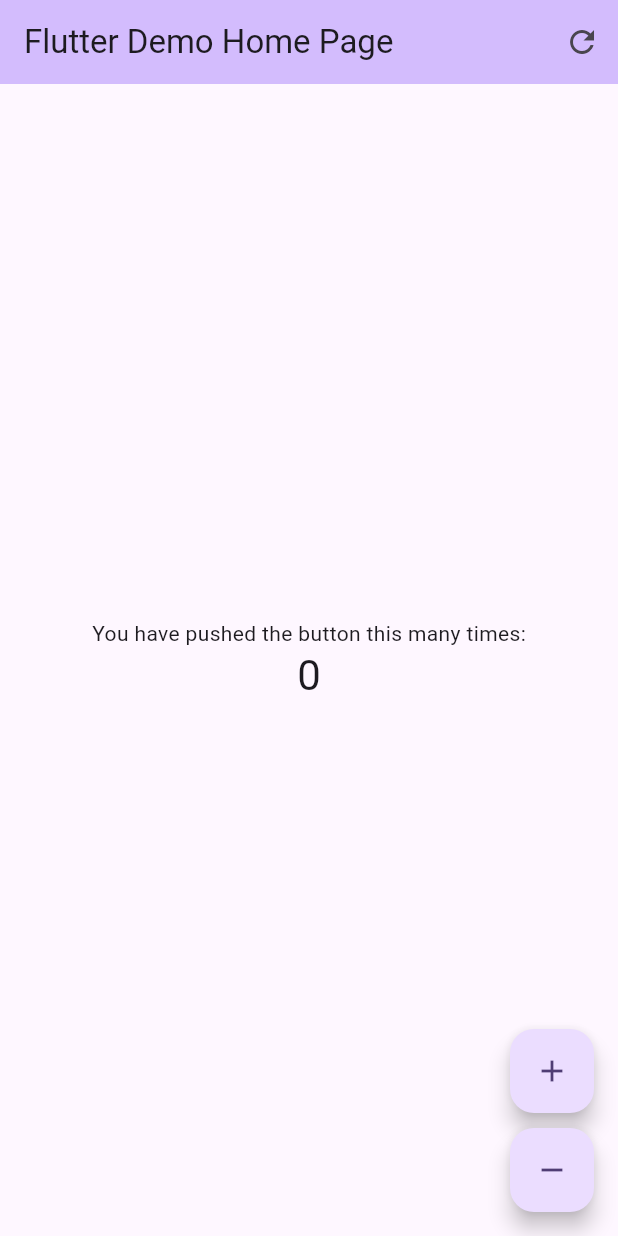
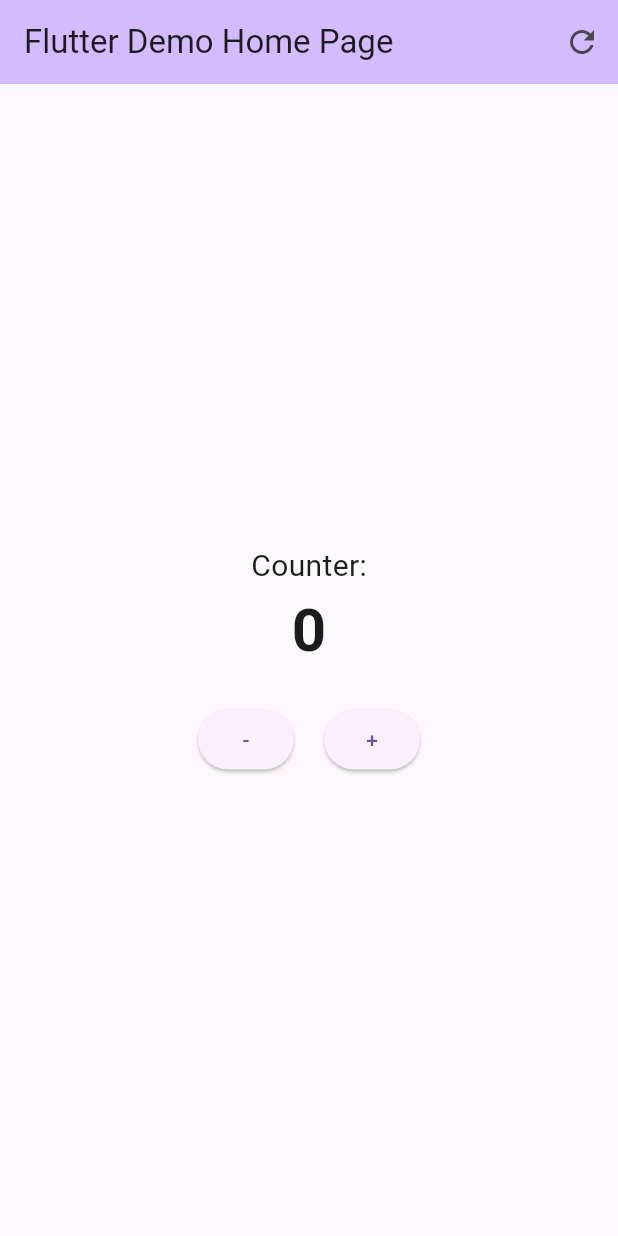
Before and after one commit to yahia-safwatali/counterly, a Flutter app: the screen it shows after launch, on a phone screen of 412 x 824 dp. Run offline on Flutter 3.47's test engine with Material 3 defaults, Android fonts, the phone set to English and light mode, and no system bars.

Commit message:
Refactored UI, integrated counter functionality directly

```diff
--- a/lib/main.dart
+++ b/lib/main.dart
@@ -7,28 +7,12 @@ void main() {
 class MyApp extends StatelessWidget {
   const MyApp({super.key});
 
-  // This widget is the root of your application.
   @override
   Widget build(BuildContext context) {
     return MaterialApp(
       debugShowCheckedModeBanner: false,
       title: 'Flutter Demo',
       theme: ThemeData(
-        // This is the theme of your application.
-        //
-        // TRY THIS: Try running your application with "flutter run". You'll see
-        // the application has a purple toolbar. Then, without quitting the app,
-        // try changing the seedColor in the colorScheme below to Colors.green
-        // and then invoke "hot reload" (save your changes or press the "hot
-        // reload" button in a Flutter-supported IDE, or press "r" if you used
-        // the command line to start the app).
-        //
-        // Notice that the counter didn't reset back to zero; the application
-        // state is not lost during the reload. To reset the state, use hot
-        // restart instead.
-        //
-        // This works for code too, not just values: Most code changes can be
-        // tested with just a hot reload.
         colorScheme: ColorScheme.fromSeed(seedColor: Colors.deepPurple),
         useMaterial3: true,
       ),
@@ -39,15 +23,6 @@ class MyApp extends StatelessWidget {
 
 class MyHomePage extends StatefulWidget {
   const MyHomePage({super.key, required this.title});
-
-  // This widget is the home page of your application. It is stateful, meaning
-  // that it has a State object (defined below) that contains fields that affect
-  // how it looks.
-
-  // This class is the configuration for the state. It holds the values (in this
-  // case the title) provided by the parent (in this case the App widget) and
-  // used by the build method of the State. Fields in a Widget subclass are
-  // always marked "final".
 
   final String title;
 
@@ -60,53 +35,27 @@ class _MyHomePageState extends State<MyHomePage> {
 
   void _incrementCounter() {
     setState(() {
-      // This call to setState tells the Flutter framework that something has
-      // changed in this State, which causes it to rerun the build method below
-      // so that the display can reflect the updated values. If we changed
-      // _counter without calling setState(), then the build method would not be
-      // called again, and so nothing would appear to happen.
       _counter++;
     });
   }
 
   void _decrementCounter() {
     setState(() {
-      // This call to setState tells the Flutter framework that something has
-      // changed in this State, which causes it to rerun the build method below
-      // so that the display can reflect the updated values. If we changed
-      // _counter without calling setState(), then the build method would not be
-      // called again, and so nothing would appear to happen.
       _counter--;
     });
   }
 
   void _resetCounter() {
     setState(() {
-      // This call to setState tells the Flutter framework that something has
-      // changed in this State, which causes it to rerun the build method below
-      // so that the display can reflect the updated values. If we changed
-      // _counter without calling setState(), then the build method would not be
-      // called again, and so nothing would appear to happen.
       _counter = 0;
     });
   }
 
   @override
   Widget build(BuildContext context) {
-    // This method is rerun every time setState is called, for instance as done
-    // by the _incrementCounter method above.
-    //
-    // The Flutter framework has been optimized to make rerunning build methods
-    // fast, so that you can just rebuild anything that needs updating rather
-    // than having to individually change instances of widgets.
     return Scaffold(
         appBar: AppBar(
-        // TRY THIS: Try changing the color here to a specific color (to
-        // Colors.amber, perhaps?) and trigger a hot reload to see the AppBar
-        // change color while the other colors stay the same.
           backgroundColor: Theme.of(context).colorScheme.inversePrimary,
-        // Here we take the value from the MyHomePage object that was created by
-        // the App.build method, and use it to set our appbar title.
           title: Text(widget.title),
           actions: [
             IconButton(
@@ -116,50 +65,35 @@ class _MyHomePageState extends State<MyHomePage> {
           ],
         ),
         body: Center(
-        // Center is a layout widget. It takes a single child and positions it
-        // in the middle of the parent.
           child: Column(
-          // Column is also a layout widget. It takes a list of children and
-          // arranges them vertically. By default, it sizes itself to fit its
-          // children horizontally, and tries to be as tall as its parent.
-          //
-          // Column has various properties to control how it sizes itself and
-          // how it positions its children. Here we use mainAxisAlignment to
-          // center the children vertically; the main axis here is the vertical
-          // axis because Columns are vertical (the cross axis would be
-          // horizontal).
-          //
-          // TRY THIS: Invoke "debug painting" (choose the "Toggle Debug Paint"
-          // action in the IDE, or press "p" in the console), to see the
-          // wireframe for each widget.
             mainAxisAlignment: MainAxisAlignment.center,
             children: <Widget>[
               const Text(
-              'You have pushed the button this many times:',
+                'Counter:',
+                style: TextStyle(fontSize: 20),
               ),
               Text(
                 '$_counter',
-              style: Theme.of(context).textTheme.headlineMedium,
+                style:
+                    const TextStyle(fontSize: 40, fontWeight: FontWeight.bold),
+              ),
+              const SizedBox(height: 20),
+              Row(
+                mainAxisAlignment: MainAxisAlignment.center,
+                children: [
+                  ElevatedButton(
+                    onPressed: _decrementCounter,
+                    child: const Text('-'),
+                  ),
+                  const SizedBox(width: 20),
+                  ElevatedButton(
+                    onPressed: _incrementCounter,
+                    child: const Text('+'),
                   ),
                 ],
               ),
+            ],
           ),
-      floatingActionButton: Column(
-        mainAxisAlignment: MainAxisAlignment.end,
-        children: [
-          FloatingActionButton(
-            onPressed: _incrementCounter,
-            tooltip: 'Increment',
-            child: const Icon(Icons.add),
-          ),
-          const SizedBox(height: 10),
-          FloatingActionButton(
-            onPressed: _decrementCounter,
-            tooltip: 'Decrement',
-            child: const Icon(Icons.remove),
-          ),
-        ],
-      ), // This trailing comma makes auto-formatting nicer for build methods.
-    );
+        ));
   }
 }
```
Lines whose indentation alone changed are shown as unchanged.
